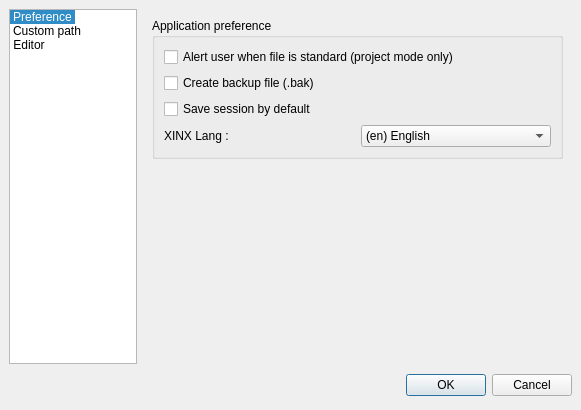
Old version of the form ui/custom.ui in the repository phoenix741/xinx.
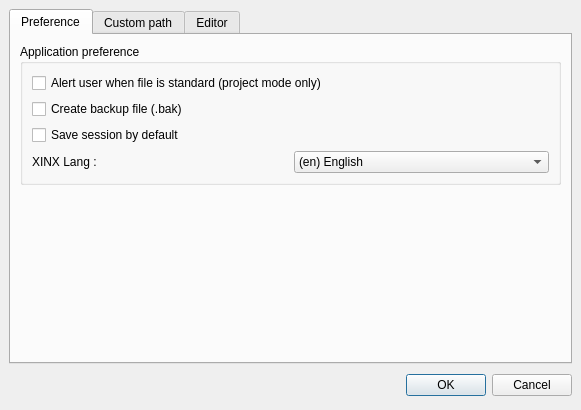
New version of the form. Icons and pictures are not drawn. Custom widgets are drawn as their Qt base class.

```diff
--- a/ui/custom.ui
+++ b/ui/custom.ui
@@ -12,15 +12,15 @@
   <property name="windowTitle" >
    <string>Customize</string>
   </property>
-  <layout class="QGridLayout" >
+  <layout class="QVBoxLayout" >
    <property name="margin" >
     <number>9</number>
    </property>
    <property name="spacing" >
     <number>6</number>
    </property>
-   <item row="0" column="1" >
-    <widget class="QStackedWidget" name="stackedWidget" >
+   <item>
+    <widget class="QTabWidget" name="tabWidget" >
      <property name="enabled" >
       <bool>true</bool>
      </property>
@@ -28,6 +28,12 @@
       <number>0</number>
      </property>
      <widget class="QWidget" name="page" >
+      <attribute name="title" >
+       <string>Preference</string>
+      </attribute>
+      <attribute name="icon" >
+       <iconset resource="../images/application.qrc" >:/desktop.png</iconset>
+      </attribute>
       <layout class="QVBoxLayout" >
        <property name="margin" >
         <number>9</number>
@@ -111,6 +117,12 @@
       </layout>
      </widget>
      <widget class="QWidget" name="page_2" >
+      <attribute name="title" >
+       <string>Custom path</string>
+      </attribute>
+      <attribute name="icon" >
+       <iconset resource="../images/application.qrc" >:/folder.png</iconset>
+      </attribute>
       <layout class="QVBoxLayout" >
        <property name="margin" >
         <number>9</number>
@@ -234,6 +246,12 @@
       </layout>
      </widget>
      <widget class="QWidget" name="page_3" >
+      <attribute name="title" >
+       <string>Editor</string>
+      </attribute>
+      <attribute name="icon" >
+       <iconset resource="../images/application.qrc" >:/style.png</iconset>
+      </attribute>
       <layout class="QVBoxLayout" >
        <property name="margin" >
         <number>9</number>
@@ -351,7 +369,7 @@
      </widget>
     </widget>
    </item>
-   <item row="1" column="0" colspan="2" >
+   <item>
     <layout class="QHBoxLayout" >
      <property name="margin" >
       <number>0</number>
@@ -388,67 +406,6 @@
      </item>
     </layout>
    </item>
-   <item row="0" column="0" >
-    <widget class="QListWidget" name="listWidget" >
-     <property name="minimumSize" >
-      <size>
-       <width>128</width>
-       <height>0</height>
-      </size>
-     </property>
-     <property name="maximumSize" >
-      <size>
-       <width>128</width>
-       <height>16777215</height>
-      </size>
-     </property>
-     <property name="iconSize" >
-      <size>
-       <width>70</width>
-       <height>70</height>
-      </size>
-     </property>
-     <property name="movement" >
-      <enum>QListView::Static</enum>
-     </property>
-     <property name="spacing" >
-      <number>12</number>
-     </property>
-     <property name="viewMode" >
-      <enum>QListView::IconMode</enum>
-     </property>
-     <property name="wordWrap" >
-      <bool>true</bool>
-     </property>
-     <property name="currentRow" >
-      <number>0</number>
-     </property>
-     <item>
-      <property name="text" >
-       <string>Preference</string>
-      </property>
-      <property name="icon" >
-       <iconset resource="../images/application.qrc" >:/folder_config128.png</iconset>
-      </property>
-     </item>
-     <item>
-      <property name="text" >
-       <string>Custom path</string>
-      </property>
-      <property name="icon" >
-       <iconset resource="../images/application.qrc" >:/folder_fost.png</iconset>
-      </property>
-     </item>
-     <item>
-      <property name="text" >
-       <string>Editor</string>
-      </property>
-      <property name="icon" >
-       <iconset resource="../images/application.qrc" >:/Desktop.png</iconset>
-      </property>
-     </item>
-    </widget>
-   </item>
   </layout>
  </widget>
  <customwidgets>
```
Left out of the diff: 16 changed lines with no effect on the pictures.
